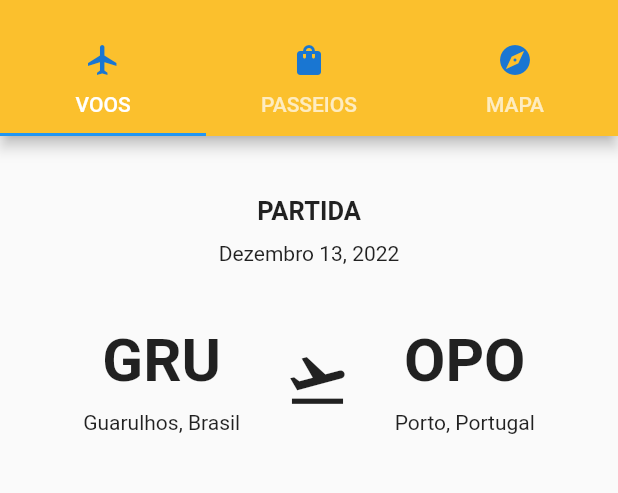
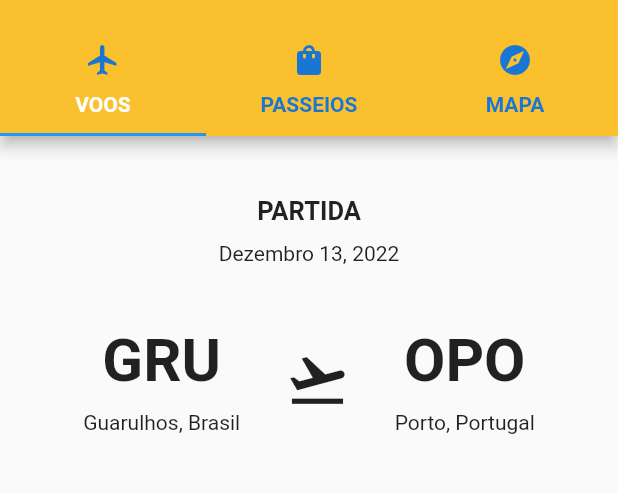
Before and after one commit to LucasMonteir0/exercicios_cubos, a Flutter app: the screen it shows after launch, on a phone screen of 412 x 824 dp, the part 59-552 px from its top. Run offline on Flutter 3.47's test engine with Material 2 defaults, Android fonts, the phone set to English and light mode, and no system bars.

Commit message:
upando exercicios

```diff
--- a/tabs/lib/ex4.dart
+++ b/tabs/lib/ex4.dart
@@ -30,6 +30,10 @@ class MyApp extends StatelessWidget {
             ),
             backgroundColor: Colors.yellow.shade700,
             bottom: TabBar(
+              labelStyle: const TextStyle(fontWeight: FontWeight.bold),
+              labelColor: Colors.white,
+              unselectedLabelColor: Colors.blue.shade700,
+              // indicatorColor: Colors.white,
               tabs: trips
                   .map((trip) => Tab(
                         text: trip.name,
@@ -39,7 +43,6 @@ class MyApp extends StatelessWidget {
                         ),
                       ))
                   .toList(),
-              isScrollable: false,
             ),
           ),
           body: const TabBarView(children: [
--- a/tabs/lib/resources/images.dart
+++ b/tabs/lib/resources/images.dart
@@ -1,5 +1,3 @@
-import 'package:flutter/material.dart';
-
 class Images {
   static const dachshund =
       'https://cdn.britannica.com/81/12481-050-6FF2A457/dachshund-coat-hair.jpg';
@@ -21,4 +19,8 @@ class Images {
       'https://static1.patasdacasa.com.br/articles/6/39/46/@/patas-opengraph_1200-1.jpg';
   static const dalmata =
       'https://i0.wp.com/www.portaldodog.com.br/cachorros/wp-content/uploads/2022/08/cachorro-da-raca-dalmata.jpg?resize=798%2C484&ssl=1';
+  static const mapa = 'https://i.imgur.com/qVbQ7ho.png';
+  static const ponteLuis = 'https://i.imgur.com/JCelTKF.jpeg';
+  static const torreClreigo = 'https://i.imgur.com/MGuco6w.jpeg';
+  static const livrariaLello = 'https://i.imgur.com/4iml7h5.jpeg';
 }
--- a/tabs/lib/resources/strings.dart
+++ b/tabs/lib/resources/strings.dart
@@ -14,4 +14,13 @@ class Strings {
   static const voos = 'VOOS';
   static const passeios = 'PASSEIOS';
   static const mapa = 'MAPA';
+  static const ponteLuis = 'Ponte Dom Luís I';
+  static const torreClreigo = 'Torre dos Clérigos';
+  static const livrariaLello = 'Livraria Lello';
+  static const textoTorre =
+      'A Igreja e Torre dos Clérigos, construída entre 1732 e 1763, é um notável conjunto arquitetónico situado na cidade do Porto, Portugal, sendo considerado o cartão-postal dessa cidade e integra três elementos principais: a Igreja dos Clérigos, a Torre dos Clérigos e a Casa da Irmandade.';
+  static const textoPonte =
+      'A Ponte D. Luís I (ou Ponte Luiz I, na grafia original nela inscrita), é uma ponte em estrutura metálica com dois tabuleiros, construída entre os anos 1881 e 1886, ligando as cidades do Porto e Vila Nova de Gaia (margem norte e sul, respetivamente) separadas pelo rio Douro, em Portugal.';
+  static const textoLivraria =
+      'A livraria Lello, no Porto, é uma das mais lindas do mundo. Embora ocupe o mesmo endereço desde 1906, de uns anos para cá ela virou atração turística pop e famosa entre fãs de Harry Potter. Menos em função da venda de livros do jovem bruxo, mais pelo mito de que a autora J.K. Rowling teria se inspirado na escadaria do centenário edifício para criar o ambiente da escola de magia de Hogwarts. A escritora britânica viveu na cidade do Porto no início dos anos 1990, mas já declarou no Twitter nunca ter botado os pés na livraria.';
 }
```
Also changed, not shown: tabs/lib/pages/mapa_page.dart (+6 -2 lines), tabs/lib/pages/passeios_page.dart (+62 -1 lines).
